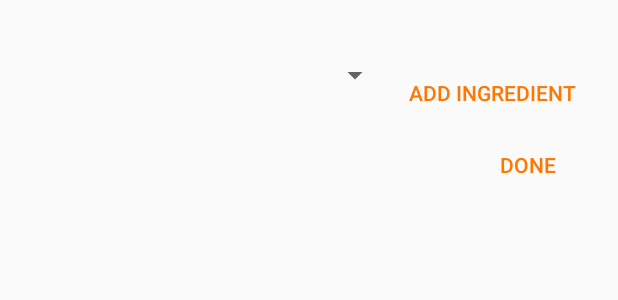
After one commit to a-rmz/Cook-it, an Android app: the layout add_step.xml on its own in the app's theme, with its tools: preview values and no code run, on a phone screen of 412 x 824 dp. The commit adds this screen. Shown: the top 300 px of the screen. Run offline under Robolectric (Android 15) with nearby library versions, the phone set to English and light mode, and no system bars.

Commit message:
Added step-adder

```diff
--- a/app/src/main/java/com/dangerducks/cookit/MainActivity.java
+++ b/app/src/main/java/com/dangerducks/cookit/MainActivity.java
@@ -2,16 +2,14 @@ package com.dangerducks.cookit;
 
 import android.content.Intent;
 import android.content.res.Configuration;
-import android.nfc.tech.NfcA;
 import android.os.Bundle;
+import android.support.design.widget.FloatingActionButton;
 import android.support.design.widget.NavigationView;
-import android.support.design.widget.FloatingActionButton;
 import android.support.design.widget.Snackbar;
 import android.support.v4.widget.DrawerLayout;
 import android.support.v7.app.ActionBarDrawerToggle;
 import android.support.v7.app.AppCompatActivity;
 import android.support.v7.widget.Toolbar;
-import android.util.Log;
 import android.view.Menu;
 import android.view.MenuInflater;
 import android.view.MenuItem;
--- a/app/src/main/java/com/dangerducks/cookit/kitchen/Preparation.java
+++ b/app/src/main/java/com/dangerducks/cookit/kitchen/Preparation.java
@@ -1,6 +1,5 @@
 package com.dangerducks.cookit.kitchen;
 
-import java.util.ArrayList;
 import java.util.Vector;
 
 /**
--- /dev/null
+++ b/app/src/main/res/layout/add_step.xml
@@ -0,0 +1,58 @@
+<?xml version="1.0" encoding="utf-8"?>
+<RelativeLayout xmlns:android="http://schemas.android.com/apk/res/android"
+              android:orientation="vertical"
+              android:padding="@dimen/activity_horizontal_margin"
+              android:layout_width="wrap_content"
+              android:layout_height="wrap_content"
+              style="@style/AppTheme">
+
+    <TextView
+        android:id="@+id/step_description"
+        android:textSize="16dp"
+        android:layout_width="wrap_content"
+        android:layout_height="wrap_content"/>
+
+    <LinearLayout
+        android:id="@+id/first_ingredient"
+        android:layout_below="@id/step_description"
+        android:layout_width="match_parent"
+        android:layout_height="wrap_content"
+        android:orientation="horizontal">
+
+        <Spinner
+            android:id="@+id/ingredient_base"
+            android:layout_width="0dp"
+            android:layout_weight="1"
+            android:layout_height="wrap_content"/>
+
+        <Button
+            android:id="@+id/add_ingredient_btn"
+            style="@style/Base.Widget.AppCompat.Button.Borderless.Colored"
+            android:textColor="@color/colorPrimary"
+            android:text="@string/add_ingredient"
+            android:layout_width="wrap_content"
+            android:layout_height="wrap_content"/>
+
+    </LinearLayout>
+
+    <LinearLayout
+        android:layout_below="@id/first_ingredient"
+        android:id="@+id/ingredient_container"
+        android:orientation="vertical"
+        android:layout_width="match_parent"
+        android:layout_height="wrap_content">
+
+    </LinearLayout>
+
+    <Button
+        android:id="@+id/finish_add_ingredient"
+        android:layout_below="@id/ingredient_container"
+        style="@style/Base.Widget.AppCompat.Button.Borderless.Colored"
+        android:textColor="@color/colorPrimary"
+        android:text="@string/finish_add_ingredient"
+        android:layout_width="wrap_content"
+        android:layout_height="wrap_content"
+        android:layout_alignParentEnd="true"
+        android:layout_alignParentRight="true"/>
+
+</RelativeLayout>
--- a/app/src/main/res/values/strings.xml
+++ b/app/src/main/res/values/strings.xml
@@ -40,4 +40,8 @@
     <string name="remove_step">Remove step</string>
     <string name="empty_step">You can\'t enter an empty step...</string>
     <string name="empty_recipe">You\'re missing something...</string>
+
+    <string name="add_ingredient">Add ingredient</string>
+    <string name="remove_ingredient">Remove</string>
+    <string name="finish_add_ingredient">Done</string>
 </resources>
```
Also changed, not shown: app/src/main/java/com/dangerducks/cookit/AddRecipe.java (+8 -5 lines), app/src/main/java/com/dangerducks/cookit/AddStep.java (added, +111 -0 lines), app/src/main/java/com/dangerducks/cookit/Login.java (+0 -8 lines), app/src/main/res/layout/add_step_ingredient.xml (added, +22 -0 lines), app/src/main/res/layout/spinner_element.xml (added, +14 -0 lines), app/src/main/res/values/ingredients.xml (added, +13 -0 lines), 1 other file.
